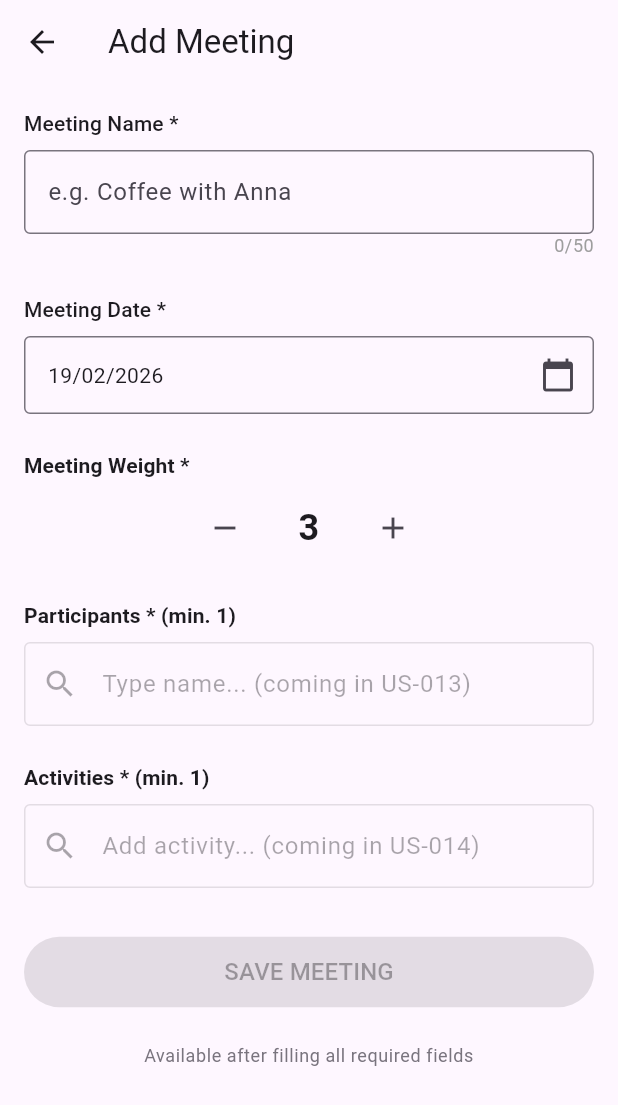
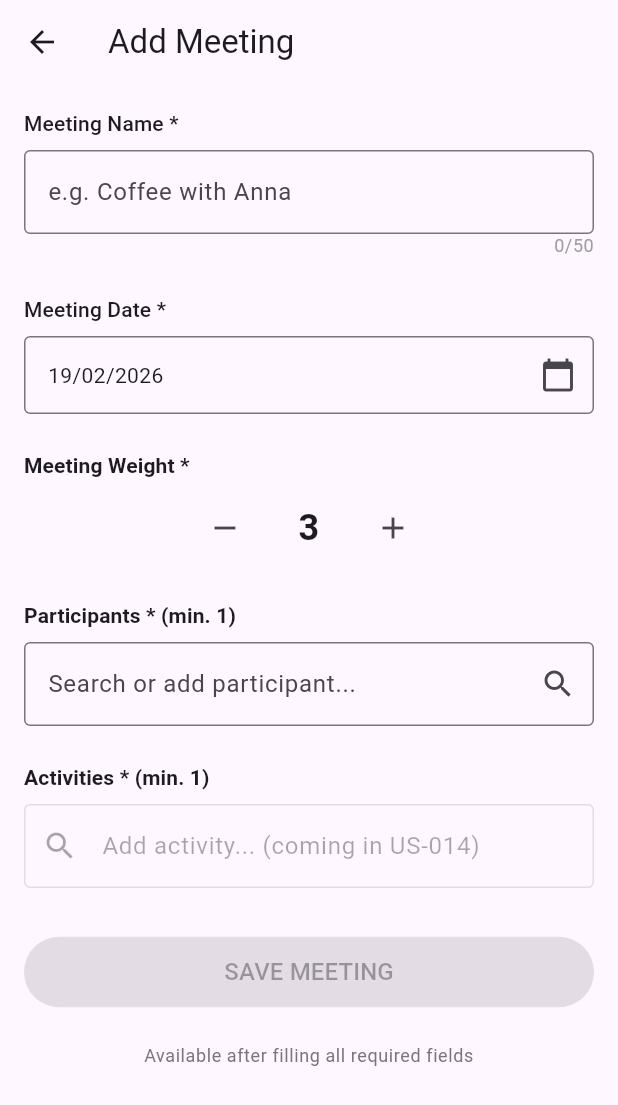
Before and after one commit to aleksanderginalski/Friendsheet-App, a Flutter app: the _AddMeetingView screen opened directly, on a phone screen of 412 x 824 dp. Shown: the top 1105 px of the screen. Run offline on Flutter 3.47's test engine with Material 3 defaults, Android fonts, the phone set to English and light mode, and no system bars; our stand-ins replace cloud_firestore, firebase_auth, firebase_core, freezed_annotation, google_sign_in; accounts and stored records are empty; generated files the repository leaves out were written again.

Commit message:
fix(participants): split full name into first and last name in AddPersonDialog
- Split input string on first space before opening dialog
- Pass initialLastName parameter to AddPersonDialog
- Change _lastNameController to late final for initState assignment

Closes #13

```diff
--- a/lib/presentation/screens/add_meeting_screen.dart
+++ b/lib/presentation/screens/add_meeting_screen.dart
@@ -1,9 +1,13 @@
+// lib/presentation/screens/add_meeting_screen.dart
+
 import 'package:flutter/material.dart';
 import 'package:provider/provider.dart';
+import '../../data/services/auth_service.dart';
 import '../providers/add_meeting_provider.dart';
 import '../widgets/meeting_date_field.dart';
 import '../widgets/meeting_name_field.dart';
 import '../widgets/meeting_weight_stepper.dart';
+import '../widgets/person_autocomplete.dart';
 
 /// Screen for adding a new meeting.
 /// Provides [AddMeetingProvider] scoped to this screen only.
@@ -20,8 +24,26 @@ class AddMeetingScreen extends StatelessWidget {
 }
 
 /// Internal view widget that consumes [AddMeetingProvider].
-class _AddMeetingView extends StatelessWidget {
+/// StatefulWidget is required to trigger loadPersons on init.
+class _AddMeetingView extends StatefulWidget {
   const _AddMeetingView();
+
+  @override
+  State<_AddMeetingView> createState() => _AddMeetingViewState();
+}
+
+class _AddMeetingViewState extends State<_AddMeetingView> {
+  @override
+  void initState() {
+    super.initState();
+    // Load persons after first frame so Provider is ready
+    WidgetsBinding.instance.addPostFrameCallback((_) {
+      final userId = AuthService().currentUser?.uid;
+      if (userId != null) {
+        context.read<AddMeetingProvider>().loadPersons(userId);
+      }
+    });
+  }
 
   @override
   Widget build(BuildContext context) {
@@ -59,13 +81,13 @@ class _AddMeetingView extends StatelessWidget {
             // --- Participants ---
             const _SectionHeader(title: 'Participants * (min. 1)'),
             const SizedBox(height: 8),
-            _ParticipantsPlaceholder(),
+            const PersonAutocomplete(),
             const SizedBox(height: 24),
 
             // --- Activities ---
             const _SectionHeader(title: 'Activities * (min. 1)'),
             const SizedBox(height: 8),
-            _ActivitiesPlaceholder(),
+            const _ActivitiesPlaceholder(),
             const SizedBox(height: 32),
 
             // --- Save Button ---
@@ -114,21 +136,9 @@ class _SectionHeader extends StatelessWidget {
   }
 }
 
-class _ParticipantsPlaceholder extends StatelessWidget {
-  @override
-  Widget build(BuildContext context) {
-    return const TextField(
-      enabled: false,
-      decoration: InputDecoration(
-        hintText: 'Type name... (coming in US-013)',
-        prefixIcon: Icon(Icons.search),
-        border: OutlineInputBorder(),
-      ),
-    );
-  }
-}
+class _ActivitiesPlaceholder extends StatelessWidget {
+  const _ActivitiesPlaceholder();
 
-class _ActivitiesPlaceholder extends StatelessWidget {
   @override
   Widget build(BuildContext context) {
     return const TextField(
--- /dev/null
+++ b/lib/presentation/widgets/person_autocomplete.dart
@@ -0,0 +1,260 @@
+// lib/presentation/widgets/person_autocomplete.dart
+
+import 'package:flutter/material.dart';
+import 'package:provider/provider.dart';
+import '../../data/models/person.dart';
+import '../providers/add_meeting_provider.dart';
+
+class PersonAutocomplete extends StatefulWidget {
+  const PersonAutocomplete({super.key});
+
+  @override
+  State<PersonAutocomplete> createState() => _PersonAutocompleteState();
+}
+
+class _PersonAutocompleteState extends State<PersonAutocomplete> {
+  final TextEditingController _controller = TextEditingController();
+  List<Person> _suggestions = [];
+
+  @override
+  void dispose() {
+    _controller.dispose();
+    super.dispose();
+  }
+
+  void _onChanged(String query, AddMeetingProvider provider) {
+    setState(() {
+      _suggestions = provider.searchPersons(query);
+    });
+  }
+
+  void _onSelectPerson(Person person, AddMeetingProvider provider) {
+    provider.selectPerson(person);
+    _controller.clear();
+    setState(() => _suggestions = []);
+  }
+
+  void _clearInput() {
+    _controller.clear();
+    setState(() => _suggestions = []);
+  }
+
+  @override
+  Widget build(BuildContext context) {
+    final provider = context.watch<AddMeetingProvider>();
+
+    return Column(
+      crossAxisAlignment: CrossAxisAlignment.start,
+      children: [
+        // Search input field
+        TextField(
+          controller: _controller,
+          decoration: InputDecoration(
+            hintText: 'Search or add participant...',
+            border: const OutlineInputBorder(),
+            suffixIcon: _controller.text.isNotEmpty
+                ? IconButton(
+                    icon: const Icon(Icons.clear),
+                    onPressed: _clearInput,
+                  )
+                : const Icon(Icons.search),
+          ),
+          onChanged: (value) => _onChanged(value, provider),
+        ),
+
+        // Suggestions dropdown
+        if (_suggestions.isNotEmpty || _controller.text.trim().isNotEmpty)
+          Container(
+            decoration: BoxDecoration(
+              border: Border.all(color: Colors.grey.shade300),
+              borderRadius: BorderRadius.circular(4),
+            ),
+            child: Column(
+              children: [
+                // Existing persons list
+                ..._suggestions.map(
+                  (person) => ListTile(
+                    leading: const Icon(Icons.person),
+                    title: Text(person.fullName),
+                    onTap: () => _onSelectPerson(person, provider),
+                  ),
+                ),
+
+                // Add new person option – shown when query is not empty
+                if (_controller.text.trim().isNotEmpty)
+                  ListTile(
+                    leading: const Icon(Icons.person_add),
+                    title:
+                        Text('Add "${_controller.text.trim()}" as new person'),
+                    onTap: () => _showAddPersonDialog(
+                      context,
+                      _controller.text.trim(),
+                      provider,
+                    ),
+                  ),
+              ],
+            ),
+          ),
+
+        // Error message
+        if (provider.participantsError != null)
+          Padding(
+            padding: const EdgeInsets.only(top: 8),
+            child: Text(
+              provider.participantsError!,
+              style: TextStyle(
+                color: Theme.of(context).colorScheme.error,
+                fontSize: 12,
+              ),
+            ),
+          ),
+
+        // Selected persons chips
+        if (provider.selectedPersons.isNotEmpty)
+          Padding(
+            padding: const EdgeInsets.only(top: 8),
+            child: Wrap(
+              spacing: 8,
+              runSpacing: 4,
+              children: provider.selectedPersons
+                  .map(
+                    (person) => Chip(
+                      label: Text(person.fullName),
+                      onDeleted: () => provider.removePerson(person),
+                    ),
+                  )
+                  .toList(),
+            ),
+          ),
+      ],
+    );
+  }
+
+  Future<void> _showAddPersonDialog(
+    BuildContext context,
+    String initialName,
+    AddMeetingProvider provider,
+  ) async {
+    // Split on first space only – "Jan Nowak" → firstName: "Jan", lastName: "Nowak"
+    final parts = initialName.split(' ');
+    final firstName = parts.first;
+    final lastName = parts.length > 1 ? parts.sublist(1).join(' ') : '';
+
+    final Person? newPerson = await showDialog<Person>(
+      context: context,
+      builder: (_) => AddPersonDialog(
+        initialFirstName: firstName,
+        initialLastName: lastName,
+      ),
+    );
+
+    if (newPerson != null && context.mounted) {
+      provider.addNewPerson(newPerson);
+      _clearInput();
+    }
+  }
+}
+
+// ---------------------------------------------------------------------------
+// Add Person Dialog
+// ---------------------------------------------------------------------------
+
+class AddPersonDialog extends StatefulWidget {
+  final String initialFirstName;
+  final String initialLastName;
+
+  const AddPersonDialog({
+    super.key,
+    required this.initialFirstName,
+    this.initialLastName = '',
+  });
+
+  @override
+  State<AddPersonDialog> createState() => _AddPersonDialogState();
+}
+
+class _AddPersonDialogState extends State<AddPersonDialog> {
+  late final TextEditingController _firstNameController;
+  late final TextEditingController _lastNameController;
+  String? _firstNameError;
+
+  @override
+  void initState() {
+    super.initState();
+    _firstNameController = TextEditingController(text: widget.initialFirstName);
+    _lastNameController = TextEditingController(text: widget.initialLastName);
+  }
+
+  @override
+  void dispose() {
+    _firstNameController.dispose();
+    _lastNameController.dispose();
+    super.dispose();
+  }
+
+  void _submit(BuildContext context) {
+    final firstName = _firstNameController.text.trim();
+    if (firstName.isEmpty) {
+      setState(() => _firstNameError = 'First name is required');
+      return;
+    }
+
+    // Return a Person without id – repository will assign it on save
+    final person = Person(
+      id: '',
+      userId: '',
+      firstName: firstName,
+      lastName: _lastNameController.text.trim().isEmpty
+          ? null
+          : _lastNameController.text.trim(),
+      createdAt: DateTime.now(),
+    );
+
+    Navigator.of(context).pop(person);
+  }
+
+  @override
+  Widget build(BuildContext context) {
+    return AlertDialog(
+      title: const Text('Add New Person'),
+      content: Column(
+        mainAxisSize: MainAxisSize.min,
+        children: [
+          TextField(
+            controller: _firstNameController,
+            decoration: InputDecoration(
+              labelText: 'First name *',
+              errorText: _firstNameError,
+              border: const OutlineInputBorder(),
+            ),
+            onChanged: (_) {
+              if (_firstNameError != null) {
+                setState(() => _firstNameError = null);
+              }
+            },
+            textCapitalization: TextCapitalization.words,
+          ),
+          const SizedBox(height: 16),
+          TextField(
+            controller: _lastNameController,
+            decoration: const InputDecoration(
+              labelText: 'Last name (optional)',
+              border: OutlineInputBorder(),
+            ),
+            textCapitalization: TextCapitalization.words,
+          ),
+        ],
+      ),
+      actions: [
+        TextButton(
+          onPressed: () => Navigator.of(context).pop(),
+          child: const Text('CANCEL'),
+        ),
+        ElevatedButton(
+          onPressed: () => _submit(context),
+          child: const Text('ADD'),
+        ),
+      ],
+    );
+  }
+}
```
